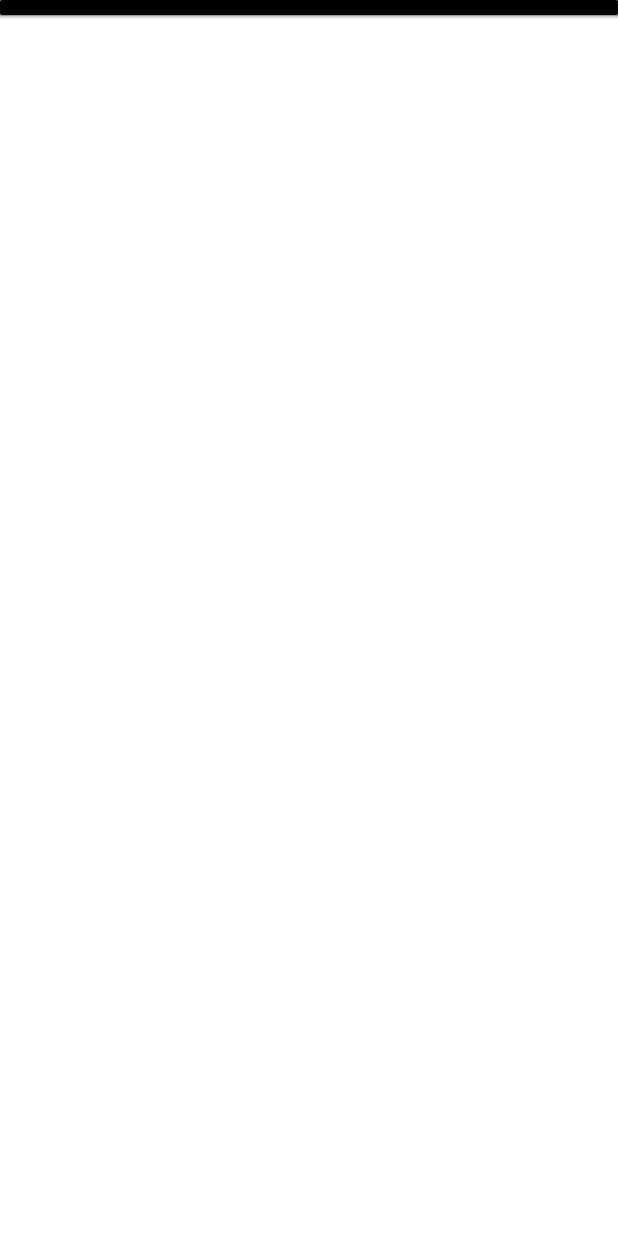
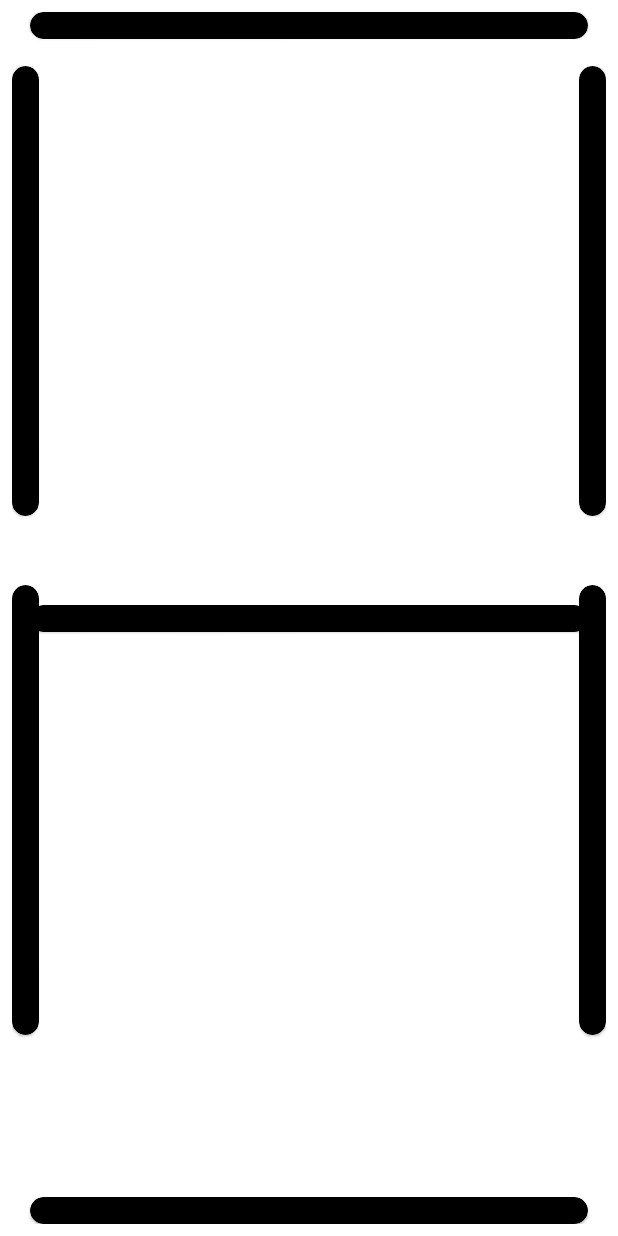
Before and after one commit to munizeraa/studiosol_guessthenumber, an Android app: the layout segment.xml on its own in the app's theme, with its tools: preview values and no code run, on a phone screen of 412 x 824 dp. Run offline under Robolectric (Android 15) with nearby library versions, the phone set to English and light mode, and no system bars; Roboto replaces fonts that are not available here.

Commit message:
Creating Segment Digit

```diff
--- a/app/src/main/java/com/mnzlabz/guessthenumber/ui/fragments/GuessingFragment.kt
+++ b/app/src/main/java/com/mnzlabz/guessthenumber/ui/fragments/GuessingFragment.kt
@@ -38,6 +38,7 @@ class GuessingFragment : Fragment() {
         inflater.inflate(R.menu.menu, menu)
     }
 
+    //TODO
     override fun onOptionsItemSelected(item: MenuItem): Boolean {
         return when (item.itemId) {
             R.id.action_change_font_size -> {
@@ -55,6 +56,7 @@ class GuessingFragment : Fragment() {
     private fun initializeListeners() {
         with(binding) {
             btnConfirm.setOnClickListener {
+                // UNCOMMENT THIS AFTER ALL DONE
 //                binding.btnConfirm.isClickable = false
                 binding.progress.visibility = View.VISIBLE
 
@@ -82,12 +84,18 @@ class GuessingFragment : Fragment() {
 
     private fun initializeObservers() {
         viewModel.gtnModel.observe(viewLifecycleOwner, Observer {
-            binding.displayGuessNumber.text = it.value?.toString() ?: it.statusCode.toString()
+            buildSegmentDisplay(it)
             displayResult(it)
 
             binding.progress.visibility = View.GONE
             binding.btnRetry.visibility = View.VISIBLE
         })
+    }
+
+    private fun buildSegmentDisplay(gtnModel: GTNModel) {
+
+
+        //binding.displayGuessNumber.text = it.value?.toString() ?: it.statusCode.toString()
     }
 
     private fun displayResult(gtnModel: GTNModel) {
--- a/app/src/main/res/layout/segment.xml
+++ b/app/src/main/res/layout/segment.xml
@@ -2,55 +2,53 @@
 <androidx.constraintlayout.widget.ConstraintLayout xmlns:android="http://schemas.android.com/apk/res/android"
     android:layout_width="match_parent"
     android:layout_height="match_parent"
-    xmlns:app="http://schemas.android.com/apk/res-auto">
+    xmlns:app="http://schemas.android.com/apk/res-auto"
+    android:padding="8dp">
+    <androidx.cardview.widget.CardView
+        android:id="@+id/a"
+        style="@style/GTNSegmentHorizontal"
+        app:layout_constraintTop_toTopOf="parent"
+        app:layout_constraintStart_toStartOf="parent"/>
 
     <androidx.cardview.widget.CardView
-        android:id="@+id/a"
-        android:layout_width="match_parent"
-        android:layout_height="10dp"
-        android:backgroundTint="@color/black"
-        app:layout_constraintTop_toTopOf="parent"
-        app:layout_constraintStart_toStartOf="parent"/>
-    <androidx.cardview.widget.CardView
         android:id="@+id/b"
-        android:layout_width="match_parent"
-        android:layout_height="10dp"
-        android:backgroundTint="@color/black"
-        app:layout_constraintTop_toTopOf="parent"
-        app:layout_constraintStart_toStartOf="parent"/>
+        style="@style/GTNSegmentVertical"
+        android:layout_marginTop="18dp"
+        app:layout_constraintTop_toBottomOf="@id/a"
+        app:layout_constraintEnd_toEndOf="parent"/>
+
     <androidx.cardview.widget.CardView
         android:id="@+id/c"
-        android:layout_width="match_parent"
-        android:layout_height="10dp"
-        android:backgroundTint="@color/black"
-        app:layout_constraintTop_toTopOf="parent"
-        app:layout_constraintStart_toStartOf="parent"/>
+        style="@style/GTNSegmentVertical"
+        android:layout_marginTop="46dp"
+        app:layout_constraintTop_toBottomOf="@id/b"
+        app:layout_constraintEnd_toEndOf="parent"/>
+
     <androidx.cardview.widget.CardView
         android:id="@+id/d"
-        android:layout_width="match_parent"
-        android:layout_height="10dp"
-        android:backgroundTint="@color/black"
-        app:layout_constraintTop_toTopOf="parent"
+        style="@style/GTNSegmentHorizontal"
+        app:layout_constraintBottom_toBottomOf="parent"
         app:layout_constraintStart_toStartOf="parent"/>
+
     <androidx.cardview.widget.CardView
         android:id="@+id/e"
-        android:layout_width="match_parent"
-        android:layout_height="10dp"
-        android:backgroundTint="@color/black"
-        app:layout_constraintTop_toTopOf="parent"
+        style="@style/GTNSegmentVertical"
+        android:layout_marginTop="46dp"
+        app:layout_constraintTop_toBottomOf="@id/f"
         app:layout_constraintStart_toStartOf="parent"/>
+
     <androidx.cardview.widget.CardView
         android:id="@+id/f"
-        android:layout_width="match_parent"
-        android:layout_height="10dp"
-        android:backgroundTint="@color/black"
-        app:layout_constraintTop_toTopOf="parent"
+        style="@style/GTNSegmentVertical"
+        android:layout_marginTop="18dp"
+        app:layout_constraintTop_toBottomOf="@id/a"
         app:layout_constraintStart_toStartOf="parent"/>
+
     <androidx.cardview.widget.CardView
         android:id="@+id/g"
-        android:layout_width="match_parent"
-        android:layout_height="10dp"
-        android:backgroundTint="@color/black"
-        app:layout_constraintTop_toTopOf="parent"
+        style="@style/GTNSegmentHorizontal"
+        app:layout_constraintTop_toBottomOf="@id/a"
+        app:layout_constraintBottom_toTopOf="@id/d"
         app:layout_constraintStart_toStartOf="parent"/>
+
 </androidx.constraintlayout.widget.ConstraintLayout>
--- a/app/src/main/res/values/styles.xml
+++ b/app/src/main/res/values/styles.xml
@@ -18,4 +18,20 @@
         <item name="android:fontFamily">@font/catamaran_medium</item>
     </style>
 
+    <style name="GTNSegmentHorizontal" parent="Widget.MaterialComponents.CardView">
+        <item name="cardCornerRadius">20dp</item>
+        <item name="android:layout_marginLeft">12dp</item>
+        <item name="android:layout_marginRight">12dp</item>
+        <item name="android:layout_height">18dp</item>
+        <item name="android:layout_width">match_parent</item>
+        <item name="android:backgroundTint">@color/black</item>
+    </style>
+
+    <style name="GTNSegmentVertical" parent="Widget.MaterialComponents.CardView">
+        <item name="cardCornerRadius">20dp</item>
+        <item name="android:layout_height">300dp</item>
+        <item name="android:layout_width">18dp</item>
+        <item name="android:backgroundTint">@color/black</item>
+    </style>
+
 </resources>
```
